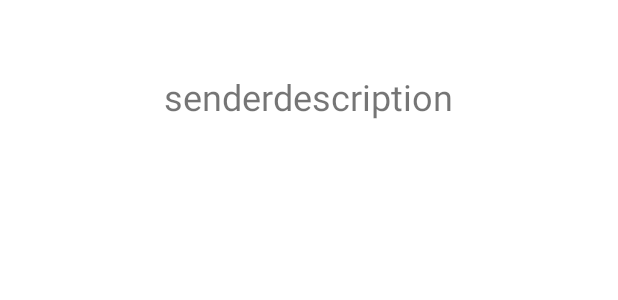
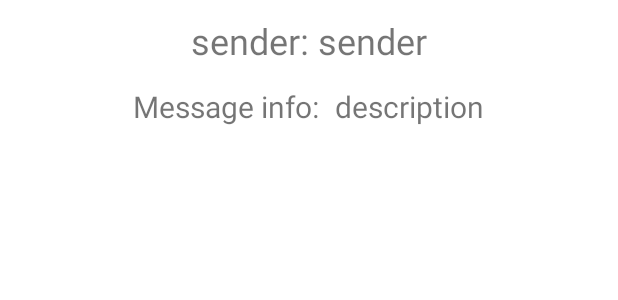
Before and after one commit to xXGodBladeXx/MyProj, an Android app: the layout massages_row.xml on its own in the app's theme, with its tools: preview values and no code run, on a phone screen of 412 x 824 dp. Shown: the top 300 px of the screen. Run offline under Robolectric (Android 15) with nearby library versions, the phone set to English and light mode, and no system bars.

Commit message:
message list to speak

```diff
--- a/app/src/main/java/com/example/test/Login_Activity.java
+++ b/app/src/main/java/com/example/test/Login_Activity.java
@@ -21,6 +21,8 @@ import com.google.android.gms.tasks.Task;
 import com.google.firebase.auth.AuthResult;
 import com.google.firebase.auth.FirebaseAuth;
 import com.google.firebase.auth.FirebaseUser;
+import com.google.firebase.database.DatabaseReference;
+import com.google.firebase.database.FirebaseDatabase;
 
 public class Login_Activity extends AppCompatActivity implements View.OnLongClickListener ,DialogInterface.OnClickListener {
     private static final String TAG = "FireBase";
@@ -49,7 +51,7 @@ public class Login_Activity extends AppCompatActivity implements View.OnLongClic
             editTextTextPersonName.setText(email);
         }
         musicintent = new Intent(this,MusicService.class);
-        startService(musicintent);
+        //startService(musicintent);
 
     }
     public boolean onOptionsItemSelected(@NonNull MenuItem item) {
--- a/app/src/main/java/com/example/test/MessageReciver.java
+++ b/app/src/main/java/com/example/test/MessageReciver.java
@@ -25,16 +25,15 @@ public class MessageReciver extends BroadcastReceiver {
     @Override
     public void onReceive(Context context, Intent intent) {
         Log.d("ON_RECEIVE_MESSAGE_BASEL", "Intent");
-        if(intent.getAction().equals(SMS)){
+        if(intent != null && intent.getAction() !=null){
+        if(intent.getAction().equals(SMS)) {
 
             Bundle bundle = intent.getExtras();
-            if(bundle!=null){
-                Object[] pdus = (Object[])bundle.get("pdus");
+            if (bundle != null) {
+                Object[] pdus = (Object[]) bundle.get("pdus");
                 final SmsMessage[] messages = new SmsMessage[pdus.length];
                 for (int i = 0; i < pdus.length; i++) {
-                    //building a refrance for a user related data in real time data base using user id
-                    messages[i] = SmsMessage.createFromPdu((byte[])pdus[i]);
-                    myRef.push().setValue(new Message("basel",messages[i].getMessageBody(),false));
+                    messages[i] = SmsMessage.createFromPdu((byte[]) pdus[i]);
 
                 }
                 if (messages.length > -1) {
@@ -43,7 +42,7 @@ public class MessageReciver extends BroadcastReceiver {
             }
 
             Toast.makeText(context, "OK", Toast.LENGTH_LONG).show();
-
+        }
         }
     }
 }//class
--- a/app/src/main/java/com/example/test/UnusedActivities/Arraylist_Activity.java
+++ b/app/src/main/java/com/example/test/UnusedActivities/Arraylist_Activity.java
@@ -53,13 +53,13 @@ public class Arraylist_Activity extends AppCompatActivity{
         //connect adapter with view
         myListView.setAdapter(myAdapter);
         myListView.setOnItemClickListener(new AdapterView.OnItemClickListener() {
-            public void onItemClick(AdapterView<?> adapterView, View view, int i, long l) {
-                TTS = new TextToSpeech(, new TextToSpeech.OnInitListener() {
+            public void onItemClick(AdapterView<?> adapterView, View view, int pos, long l) {
+                TTS = new TextToSpeech(Arraylist_Activity.this, new TextToSpeech.OnInitListener() {
                     @Override
                     public void onInit(int i) {
                         if(i == TextToSpeech.SUCCESS){//checks if the text to speak is ready to speak
                             TTS.setLanguage(Locale.UK);//language setter
-                                String text = list.get(i).getDescription();
+                                String text = list.get(pos).getSender()+" sent "+list.get(pos).getDescription();
                                 TTS.speak(text, TextToSpeech.QUEUE_FLUSH, null);
                         }
                     }
--- a/app/src/main/java/com/example/test/UnusedActivities/CustomAdapter.java
+++ b/app/src/main/java/com/example/test/UnusedActivities/CustomAdapter.java
@@ -34,10 +34,11 @@ public class CustomAdapter extends ArrayAdapter<Message> {
         }
         Message msg = getItem(position);//a counter for the resource
         if(msg!=null){
-            TextView desc = view.findViewById(R.id.textview123);
+            TextView desc = view.findViewById(R.id.msg);
             TextView sender = view.findViewById(R.id.sender);
 
             desc.setText(msg.getDescription());
+            sender.setText(msg.getSender());
         }
         return view;
     }
--- a/app/src/main/res/layout/massages_row.xml
+++ b/app/src/main/res/layout/massages_row.xml
@@ -10,19 +10,48 @@
         android:layout_width="match_parent"
         android:layout_height="129dp"
         android:gravity="center"
-        android:orientation="horizontal">
+        android:orientation="vertical">
+
+        <LinearLayout
+            android:layout_width="match_parent"
+            android:layout_height="50dp"
+            android:gravity="center"
+            android:orientation="horizontal">
+        <TextView
+            android:id="@+id/viewsender"
+            android:layout_width="wrap_content"
+            android:layout_height="wrap_content"
+            android:text="sender: "
+            android:textSize="24sp" />
         <TextView
             android:id="@+id/sender"
             android:layout_width="wrap_content"
             android:layout_height="wrap_content"
             android:text="sender"
             android:textSize="24sp" />
+        </LinearLayout>
+        <LinearLayout
+            android:layout_width="match_parent"
+            android:layout_height="75dp"
+            android:gravity="center_horizontal"
+            android:orientation="horizontal">
         <TextView
-            android:id="@+id/textview123"
+            android:id="@+id/viewmsg"
+            android:layout_width="wrap_content"
+            android:layout_height="wrap_content"
+            android:layout_margin="5dp"
+            android:text="Message info:"
+            android:textSize="20dp" />
+
+        <TextView
+            android:id="@+id/msg"
             android:layout_width="wrap_content"
             android:layout_height="wrap_content"
             android:text="description"
-            android:textSize="24sp" />
+            android:layout_margin="5dp"
+            android:textSize="20dp" />
+        </LinearLayout>
+
 
     </LinearLayout>
 </LinearLayout>
```
